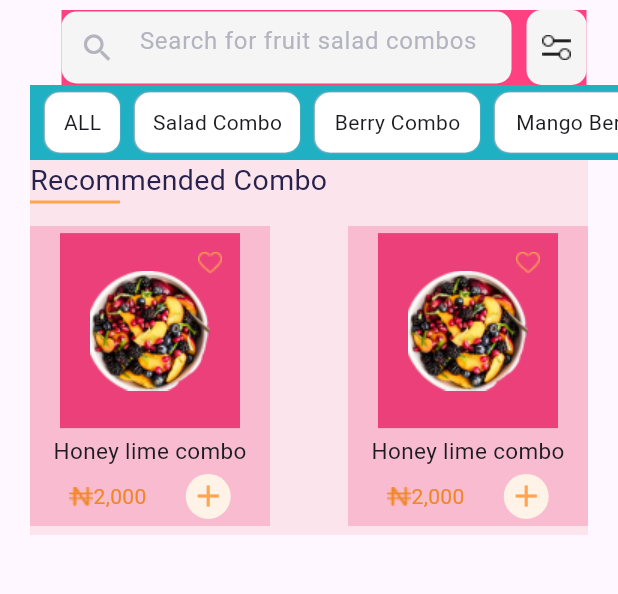
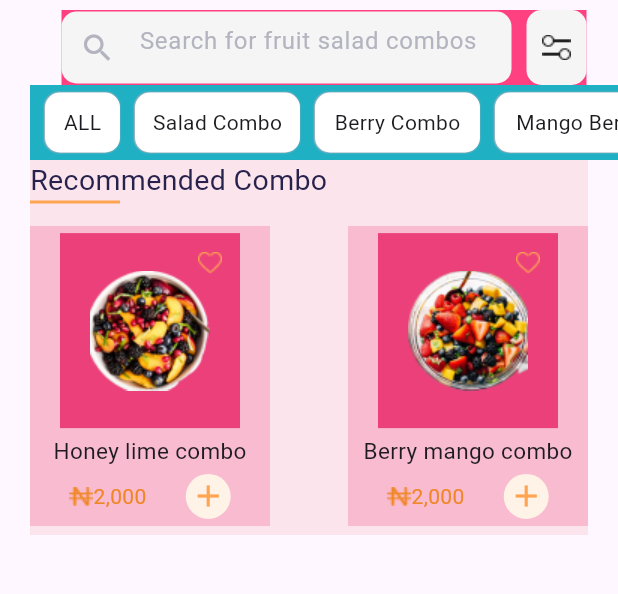
Before and after one commit to HashirSaudKhan/Flutter, a Flutter app: the screen it shows after launch, on a phone screen of 412 x 824 dp, the part 74-668 px from its top. Run offline on Flutter 3.47's test engine with Material 3 defaults, Android fonts, the phone set to English and light mode, and no system bars.

Commit message:
Completed home screen 70%

```diff
--- a/lib/home_screen/hlc_bmc/honeylc-berrymc.dart
+++ b/lib/home_screen/hlc_bmc/honeylc-berrymc.dart
@@ -1,7 +1,10 @@
 import 'package:flutter/material.dart';
 
 class HoneyLimeCombo_BerryMangoCombo extends StatelessWidget {
-  const HoneyLimeCombo_BerryMangoCombo({super.key});
+  final String txtName;
+  final Image imageAssets;
+  const HoneyLimeCombo_BerryMangoCombo(
+      {super.key, required this.txtName, required this.imageAssets});
 
   @override
   Widget build(BuildContext context) {
@@ -19,8 +22,7 @@ class HoneyLimeCombo_BerryMangoCombo extends StatelessWidget {
                   height: 130,
                   width: 120,
                   color: Colors.pink[400],
-                  child: Image.asset(
-                      'assets/images/Honey-Lime-Peach-Fruit-Salad-3-725x725-1-removebg-preview 1.png')),
+                  child: imageAssets),
               Container(
                 height: 40,
                 width: 40,
@@ -29,15 +31,14 @@ class HoneyLimeCombo_BerryMangoCombo extends StatelessWidget {
               ),
             ],
           ),
-          const Text(
-            "Honey lime combo",
-            style: TextStyle(fontSize: 15),
+          Text(
+            txtName,
+            style: const TextStyle(fontSize: 15),
           ),
           Row(
             mainAxisAlignment: MainAxisAlignment.spaceEvenly,
             children: [
-              Container(
-                  child: Row(children: [
+              Row(children: [
                 Image.asset('assets/images/N.png'),
                 const Text(
                   "2,000",
@@ -45,7 +46,7 @@ class HoneyLimeCombo_BerryMangoCombo extends StatelessWidget {
                     color: Color(0xffF08626),
                   ),
                 )
-              ])),
+              ]),
               const CircleAvatar(
                 radius: 15,
                 backgroundColor: Color(0xffFFF2E7),
--- a/lib/home_screen/home_screen_one.dart
+++ b/lib/home_screen/home_screen_one.dart
@@ -125,12 +125,18 @@ class Home_Screen_One extends StatelessWidget {
                       height: 2,
                       color: const Color(0xffFFA451),
                     ),
-                    const Row(
+                    Row(
                       mainAxisAlignment: MainAxisAlignment.spaceBetween,
                       //mainAxisSize: MainAxisSize.min,
                       children: [
-                        HoneyLimeCombo_BerryMangoCombo(),
-                        HoneyLimeCombo_BerryMangoCombo()
+                        HoneyLimeCombo_BerryMangoCombo(
+                            txtName: "Honey lime combo",
+                            imageAssets: Image.asset(
+                                'assets/images/Honey-Lime-Peach-Fruit-Salad-3-725x725-1-removebg-preview 1.png')),
+                        HoneyLimeCombo_BerryMangoCombo(
+                            txtName: "Berry mango combo",
+                            imageAssets: Image.asset(
+                                'assets/images/Glowing-Berry-Fruit-Salad.png'))
                       ],
                     )
                   ],
```
